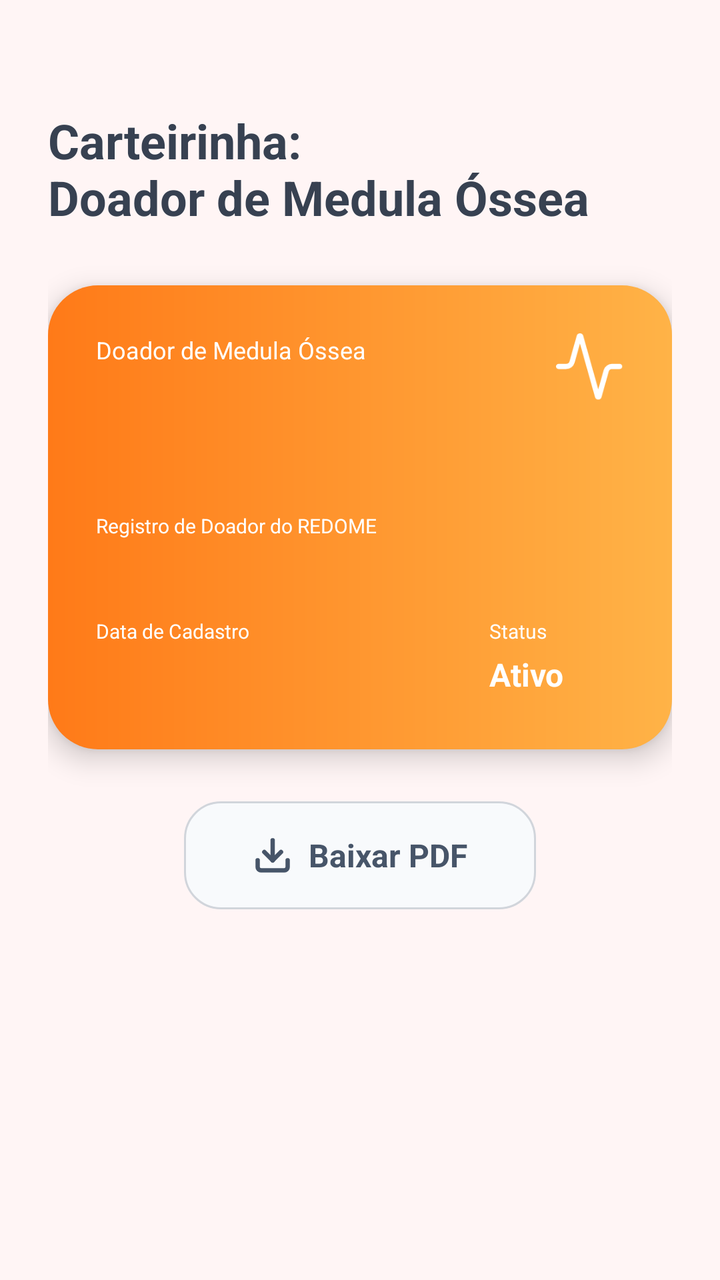
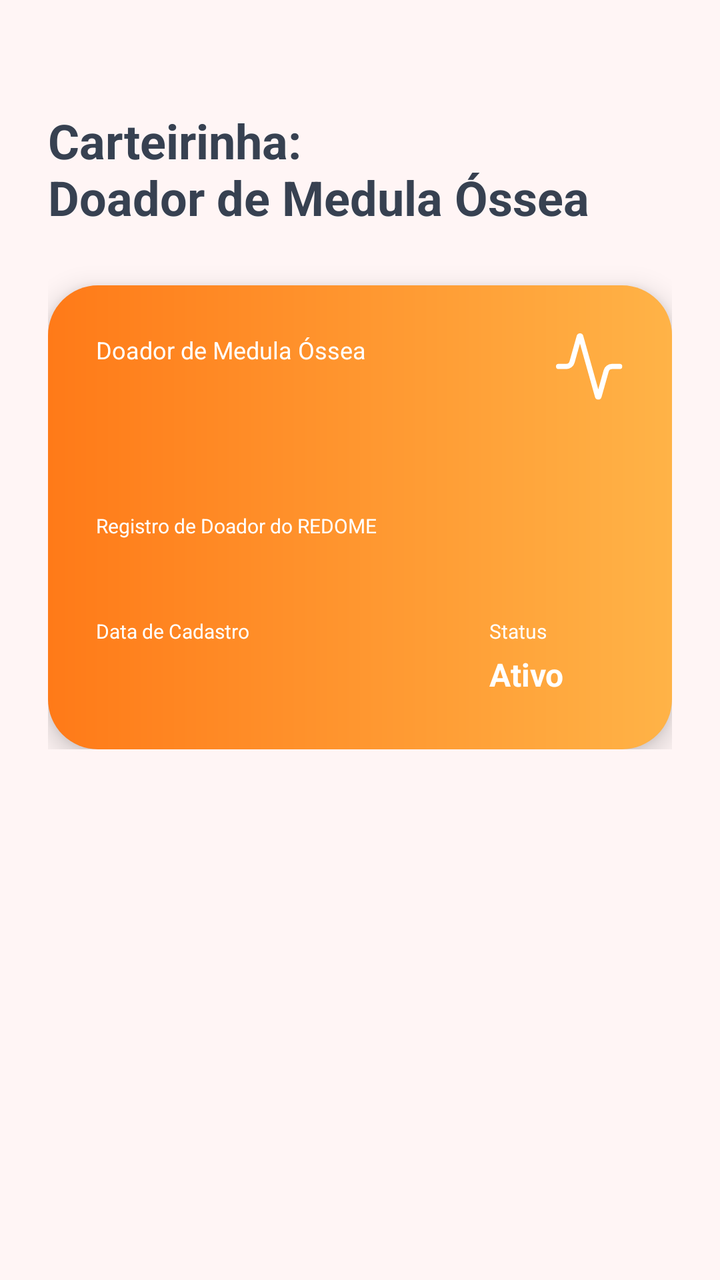

Screens rendered from an Android XML layout before and after an edit, with the pre-edit source and the edit as a unified diff.
<!-- AndroidManifest.xml: application theme Theme.Hemo_Conecta -->
<!-- res/layout/fragment_carteirinha_medula.xml -->
<?xml version="1.0" encoding="utf-8"?>
<androidx.constraintlayout.widget.ConstraintLayout
    xmlns:android="http://schemas.android.com/apk/res/android"
    xmlns:app="http://schemas.android.com/apk/res-auto"
    android:layout_width="match_parent"
    android:layout_height="match_parent"
    android:background="@color/background">

    <ScrollView
        android:layout_width="0dp"
        android:layout_height="match_parent"
        app:layout_constraintTop_toTopOf="parent"
        app:layout_constraintBottom_toTopOf="parent"
        app:layout_constraintStart_toStartOf="parent"
        app:layout_constraintEnd_toEndOf="parent"
        android:padding="24dp">

        <LinearLayout
            android:layout_width="match_parent"
            android:layout_height="wrap_content"
            android:orientation="vertical">

            
            <LinearLayout
                android:layout_width="match_parent"
                android:layout_height="wrap_content"
                android:gravity="center_vertical"
                android:orientation="horizontal"
                android:layout_marginTop="30dp"
                android:layout_marginBottom="28dp">

                <TextView
                    android:layout_width="match_parent"
                    android:layout_height="wrap_content"
                    android:text="@string/title_carteirinha_medula"
                    android:textColor="@color/text_title"
                    android:textSize="24sp"
                    android:textStyle="bold" />

            </LinearLayout>

            
            <LinearLayout
                android:id="@+id/cardCarteirinha"
                android:layout_width="match_parent"
                android:layout_height="232dp"
                android:background="@drawable/bg_card_yellow_gradient"
                android:elevation="8dp"
                android:orientation="vertical"
                android:padding="24dp"
                >

                
                <LinearLayout
                    android:layout_width="match_parent"
                    android:layout_height="wrap_content"
                    android:orientation="horizontal"
                    android:layout_marginBottom="40dp">

                    <LinearLayout
                        android:layout_width="0dp"
                        android:layout_height="wrap_content"
                        android:layout_weight="1"
                        android:orientation="vertical">

                        <TextView
                            android:layout_width="wrap_content"
                            android:layout_height="wrap_content"
                            android:text="@string/doador_medula"
                            android:textColor="@color/white"
                            android:textSize="12sp" />

                        <TextView
                            android:id="@+id/nomeUsuario"
                            android:layout_width="wrap_content"
                            android:layout_height="wrap_content"
                            android:layout_marginTop="6dp"
                            android:text=""
                            android:textColor="@color/white"
                            android:textSize="20sp"
                            android:textStyle="bold" />

                    </LinearLayout>

                    <ImageView
                        android:layout_width="34dp"
                        android:layout_height="34dp"
                        android:src="@drawable/ic_heartbeat"
                        app:tint="@color/white" />

                </LinearLayout>

                
                <TextView
                    android:layout_width="wrap_content"
                    android:layout_height="wrap_content"
                    android:text="@string/registro_redome"
                    android:textColor="@color/white"
                    android:textSize="10sp" />

                <TextView
                    android:id="@+id/tvCadastroRedome"
                    android:layout_width="wrap_content"
                    android:layout_height="wrap_content"
                    android:layout_marginTop="4dp"
                    android:text=""
                    android:textColor="@color/white"
                    android:textSize="14sp"
                    android:textStyle="bold" />

                
                <LinearLayout
                    android:layout_width="match_parent"
                    android:layout_height="wrap_content"
                    android:layout_marginTop="16dp"
                    android:orientation="horizontal">

                    
                    <LinearLayout
                        android:layout_width="0dp"
                        android:layout_height="wrap_content"
                        android:layout_weight="1"
                        android:orientation="vertical">

                        <TextView
                            android:layout_width="wrap_content"
                            android:layout_height="wrap_content"
                            android:text="@string/data_cadastro"
                            android:textColor="@color/white"
                            android:textSize="10sp" />

                        <TextView
                            android:id="@+id/tvDataRedome"
                            android:layout_width="wrap_content"
                            android:layout_height="wrap_content"
                            android:layout_marginTop="4dp"
                            android:text=""
                            android:textColor="@color/white"
                            android:textSize="16sp"
                            android:textStyle="bold" />

                    </LinearLayout>

                    
                    <LinearLayout
                        android:layout_width="wrap_content"
                        android:layout_height="wrap_content"
                        android:layout_marginEnd="30dp"
                        android:orientation="vertical">

                        <TextView
                            android:layout_width="wrap_content"
                            android:layout_height="wrap_content"
                            android:text="@string/status"
                            android:textColor="@color/white"
                            android:textSize="10sp" />

                        <TextView
                            android:id="@+id/tv_tipo_sanguineo"
                            android:layout_width="wrap_content"
                            android:layout_height="wrap_content"
                            android:layout_marginTop="4dp"
                            android:text="@string/status_doador"
                            android:textColor="@color/white"
                            android:textSize="16sp"
                            android:textStyle="bold" />

                    </LinearLayout>


                </LinearLayout>

            </LinearLayout>

            
            <LinearLayout
                android:id="@+id/btnBaixarPdf"
                android:layout_width="176dp"
                android:layout_height="54dp"
                android:layout_gravity="center"
                android:layout_marginTop="26dp"
                android:background="@drawable/bg_button_pdf"
                android:gravity="center"
                android:orientation="horizontal">

                <ImageView
                    android:layout_width="20dp"
                    android:layout_height="20dp"
                    android:layout_marginEnd="8dp"
                    android:src="@drawable/ic_download"
                    app:tint="@color/text_button" />

                <TextView
                    android:layout_width="wrap_content"
                    android:layout_height="wrap_content"
                    android:text="@string/baixar_pdf"
                    android:textColor="@color/text_button"
                    android:textSize="16sp"
                    android:textStyle="bold" />

            </LinearLayout>
        </LinearLayout>
    </ScrollView>
</androidx.constraintlayout.widget.ConstraintLayout>
<!-- resources referenced by this layout -->
<resources>
  <color name="background">#FFF5F5</color>
  <color name="text_button">#475569</color>
  <color name="text_title">#374151</color>
  <color name="white">#FFFFFF</color>
  <!-- drawable bg_button_pdf (drawable) -->
  <?xml version="1.0" encoding="utf-8"?>
  <shape xmlns:android="http://schemas.android.com/apk/res/android">
  
      <solid android:color="@color/button_background"/>
  
      <corners android:radius="18dp"/>
  
      <stroke
          android:width="1dp"
          android:color="@color/button_border"/>
  
  </shape>
  <!-- drawable bg_card_yellow_gradient (drawable) -->
  <?xml version="1.0" encoding="utf-8"?>
  <shape xmlns:android="http://schemas.android.com/apk/res/android">
  
      <corners android:radius="25dp" />
  
      <gradient
          android:angle="0"
          android:startColor="@color/card_yellow_start"
          android:endColor="@color/card_yellow_end" />
  
  </shape>
  <!-- drawable ic_download (drawable) -->
  <vector xmlns:android="http://schemas.android.com/apk/res/android"
      android:width="18dp"
      android:height="18dp"
      android:viewportWidth="18"
      android:viewportHeight="18">
    <path
        android:pathData="M9,11.25V2.25"
        android:strokeLineJoin="round"
        android:strokeWidth="2"
        android:fillColor="#00000000"
        android:strokeColor="#334155"
        android:strokeLineCap="round"/>
    <path
        android:pathData="M15.75,11.25V14.25C15.75,15.078 15.078,15.75 14.25,15.75H3.75C2.922,15.75 2.25,15.078 2.25,14.25V11.25"
        android:strokeLineJoin="round"
        android:strokeWidth="2"
        android:fillColor="#00000000"
        android:strokeColor="#334155"
        android:strokeLineCap="round"/>
    <path
        android:pathData="M5.25,7.5L9,11.25L12.75,7.5"
        android:strokeLineJoin="round"
        android:strokeWidth="2"
        android:fillColor="#00000000"
        android:strokeColor="#334155"
        android:strokeLineCap="round"/>
  </vector>
  <!-- drawable ic_heartbeat (drawable) -->
  <vector xmlns:android="http://schemas.android.com/apk/res/android"
      android:width="26dp"
      android:height="26dp"
      android:viewportWidth="26"
      android:viewportHeight="26">
    <path
        android:pathData="M24.33,12.665H21.437C20.389,12.663 19.469,13.359 19.186,14.368L16.444,24.12C16.408,24.244 16.294,24.33 16.164,24.33C16.035,24.33 15.921,24.244 15.884,24.12L9.445,1.21C9.409,1.086 9.295,1 9.165,1C9.036,1 8.922,1.086 8.886,1.21L6.144,10.962C5.863,11.967 4.948,12.662 3.905,12.665H1"
        android:strokeLineJoin="round"
        android:strokeWidth="2"
        android:fillColor="#00000000"
        android:strokeColor="#ffffff"
        android:strokeLineCap="round"/>
  </vector>
  <string name="baixar_pdf">Baixar PDF</string>
  <string name="data_cadastro">Data de Cadastro</string>
  <string name="doador_medula">Doador de Medula Óssea</string>
  <string name="registro_redome">Registro de Doador do REDOME</string>
  <string name="status">Status</string>
  <string name="status_doador">Ativo</string>
  <string name="title_carteirinha_medula">Carteirinha:\nDoador de Medula Óssea</string>
  <style name="Theme.Hemo_Conecta" parent="Base.Theme.Hemo_Conecta" />
  <color name="button_background">#F8FAFC</color>
  <color name="button_border">#D1D5DB</color>
  <color name="card_yellow_start">#FF7A18</color>
  <color name="card_yellow_end">#FFB347</color>
  <style name="Base.Theme.Hemo_Conecta" parent="Theme.Material3.DayNight.NoActionBar">
          
          
      </style>
</resources>

<!-- the commit's change to res/layout/fragment_carteirinha_medula.xml (unified diff, before → after) -->
@@ -172,33 +172,6 @@
 
             </LinearLayout>
 
-            
-            <LinearLayout
-                android:id="@+id/btnBaixarPdf"
-                android:layout_width="176dp"
-                android:layout_height="54dp"
-                android:layout_gravity="center"
-                android:layout_marginTop="26dp"
-                android:background="@drawable/bg_button_pdf"
-                android:gravity="center"
-                android:orientation="horizontal">
-
-                <ImageView
-                    android:layout_width="20dp"
-                    android:layout_height="20dp"
-                    android:layout_marginEnd="8dp"
-                    android:src="@drawable/ic_download"
-                    app:tint="@color/text_button" />
-
-                <TextView
-                    android:layout_width="wrap_content"
-                    android:layout_height="wrap_content"
-                    android:text="@string/baixar_pdf"
-                    android:textColor="@color/text_button"
-                    android:textSize="16sp"
-                    android:textStyle="bold" />
-
-            </LinearLayout>
         </LinearLayout>
     </ScrollView>
 </androidx.constraintlayout.widget.ConstraintLayout>
<!-- resource entries referenced after the edit -->
@@ -1,22 +1,8 @@
 <!-- resources referenced by this layout -->
 <resources>
   <color name="background">#FFF5F5</color>
-  <color name="text_button">#475569</color>
   <color name="text_title">#374151</color>
   <color name="white">#FFFFFF</color>
-  <!-- drawable bg_button_pdf (drawable) -->
-  <?xml version="1.0" encoding="utf-8"?>
-  <shape xmlns:android="http://schemas.android.com/apk/res/android">
-  
-      <solid android:color="@color/button_background"/>
-  
-      <corners android:radius="18dp"/>
-  
-      <stroke
-          android:width="1dp"
-          android:color="@color/button_border"/>
-  
-  </shape>
   <!-- drawable bg_card_yellow_gradient (drawable) -->
   <?xml version="1.0" encoding="utf-8"?>
   <shape xmlns:android="http://schemas.android.com/apk/res/android">
@@ -29,34 +15,6 @@
           android:endColor="@color/card_yellow_end" />
   
   </shape>
-  <!-- drawable ic_download (drawable) -->
-  <vector xmlns:android="http://schemas.android.com/apk/res/android"
-      android:width="18dp"
-      android:height="18dp"
-      android:viewportWidth="18"
-      android:viewportHeight="18">
-    <path
-        android:pathData="M9,11.25V2.25"
-        android:strokeLineJoin="round"
-        android:strokeWidth="2"
-        android:fillColor="#00000000"
-        android:strokeColor="#334155"
-        android:strokeLineCap="round"/>
-    <path
-        android:pathData="M15.75,11.25V14.25C15.75,15.078 15.078,15.75 14.25,15.75H3.75C2.922,15.75 2.25,15.078 2.25,14.25V11.25"
-        android:strokeLineJoin="round"
-        android:strokeWidth="2"
-        android:fillColor="#00000000"
-        android:strokeColor="#334155"
-        android:strokeLineCap="round"/>
-    <path
-        android:pathData="M5.25,7.5L9,11.25L12.75,7.5"
-        android:strokeLineJoin="round"
-        android:strokeWidth="2"
-        android:fillColor="#00000000"
-        android:strokeColor="#334155"
-        android:strokeLineCap="round"/>
-  </vector>
   <!-- drawable ic_heartbeat (drawable) -->
   <vector xmlns:android="http://schemas.android.com/apk/res/android"
       android:width="26dp"
@@ -71,7 +29,6 @@
         android:strokeColor="#ffffff"
         android:strokeLineCap="round"/>
   </vector>
-  <string name="baixar_pdf">Baixar PDF</string>
   <string name="data_cadastro">Data de Cadastro</string>
   <string name="doador_medula">Doador de Medula Óssea</string>
   <string name="registro_redome">Registro de Doador do REDOME</string>
@@ -79,8 +36,6 @@
   <string name="status_doador">Ativo</string>
   <string name="title_carteirinha_medula">Carteirinha:\nDoador de Medula Óssea</string>
   <style name="Theme.Hemo_Conecta" parent="Base.Theme.Hemo_Conecta" />
-  <color name="button_background">#F8FAFC</color>
-  <color name="button_border">#D1D5DB</color>
   <color name="card_yellow_start">#FF7A18</color>
   <color name="card_yellow_end">#FFB347</color>
   <style name="Base.Theme.Hemo_Conecta" parent="Theme.Material3.DayNight.NoActionBar">
